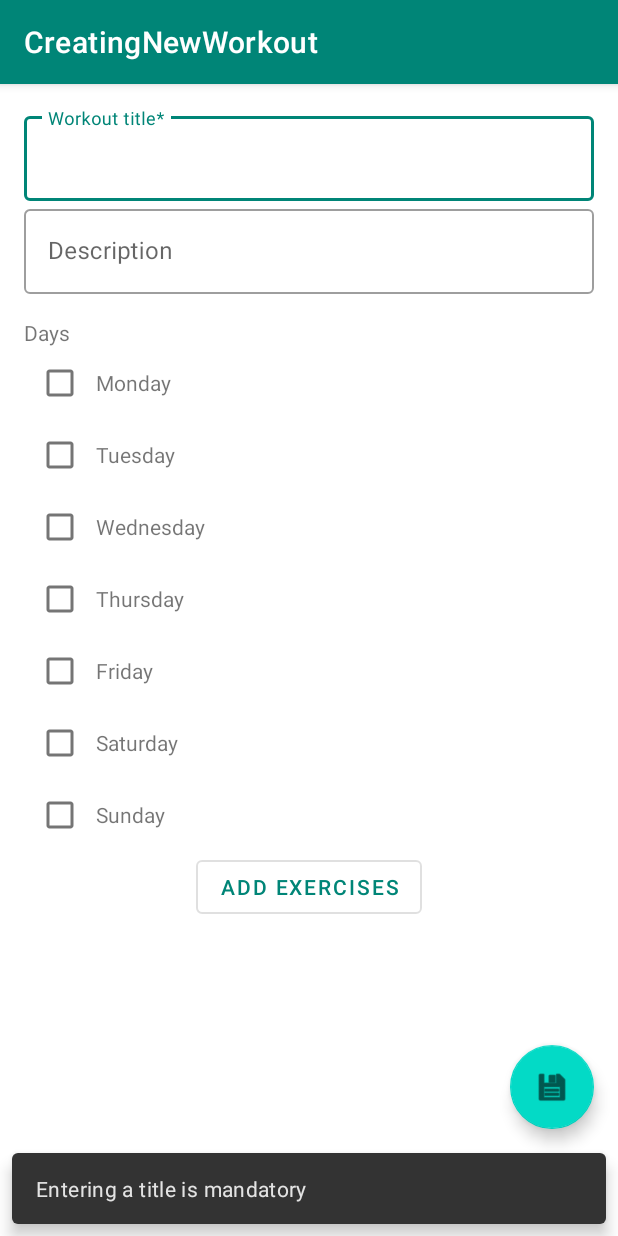
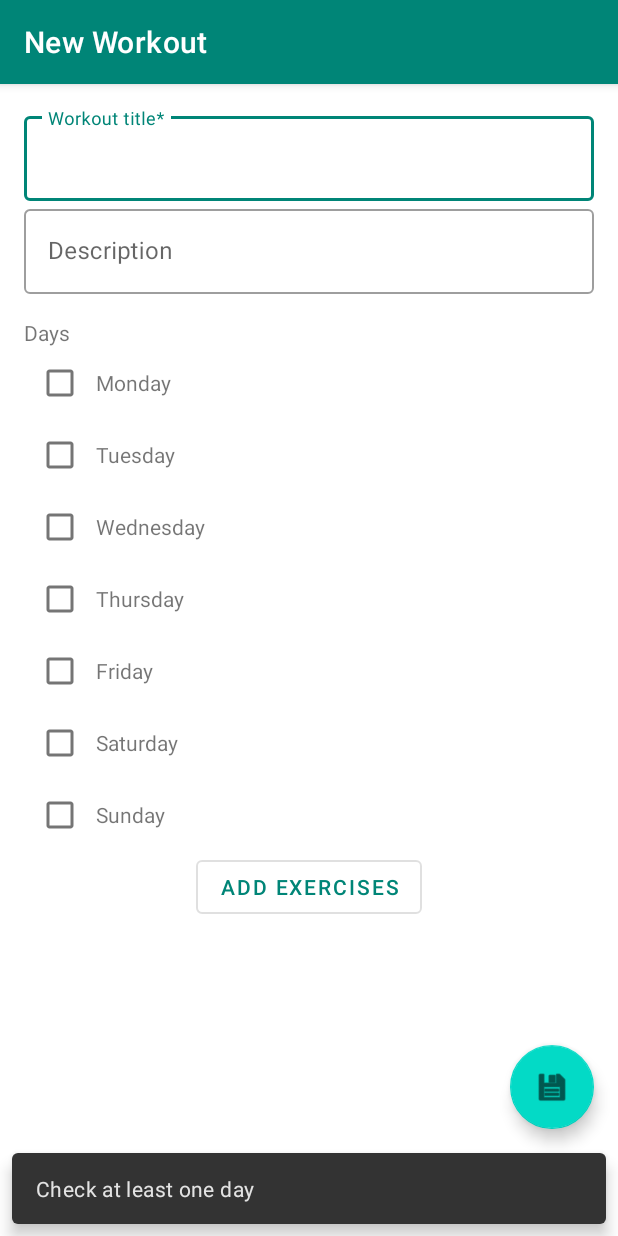
Before and after one commit to FrankHerranz/PrettyNotes, an Android app: the CreatingNewWorkout screen opened directly, with no data from a screen before it, after a tap on an icon or button, on a phone screen of 412 x 824 dp. Run offline under Robolectric (Android 15) with nearby library versions, the phone set to English and light mode, and no system bars.

Commit message:
Finished logic of creating a new workout.

```diff
--- a/app/src/main/java/com/example/prettynotes/CreatingNewWorkout.java
+++ b/app/src/main/java/com/example/prettynotes/CreatingNewWorkout.java
@@ -10,6 +10,7 @@ import androidx.appcompat.app.AppCompatActivity;
 import androidx.appcompat.widget.Toolbar;
 
 import android.view.View;
+import android.widget.CheckBox;
 
 public class CreatingNewWorkout extends AppCompatActivity {
 
@@ -18,6 +19,7 @@ public class CreatingNewWorkout extends AppCompatActivity {
         super.onCreate(savedInstanceState);
         setContentView(R.layout.activity_creating_new_workout);
         Toolbar toolbar = findViewById(R.id.toolbar);
+        toolbar.setTitle("New Workout");
         setSupportActionBar(toolbar);
 
         FloatingActionButton fab = findViewById(R.id.fab);
@@ -25,9 +27,28 @@ public class CreatingNewWorkout extends AppCompatActivity {
             @Override
             public void onClick(View view) {
 
-                //Check if title has been filled.
-                if(((TextInputLayout)findViewById(R.id.workout_title)).getEditText().getText().toString().isEmpty())
-                    Snackbar.make(view, "Entering a title is mandatory", Snackbar.LENGTH_LONG)
+            /*The workout can be saved if the following requisites are met:
+            It has a title  -- Done!
+            At least one of the days is checked -- TBD
+            There is at least one exercise -- TBD*/
+
+
+
+            if(((TextInputLayout)findViewById(R.id.workout_title)).getEditText().getText()
+                    .toString().isEmpty())
+                Snackbar.make(view, "Enter a title", Snackbar.LENGTH_LONG)
+                    .setAction("Action", null).show();
+
+            if (!(((CheckBox)findViewById(R.id.checkbox_monday)).isChecked()
+                    || ((CheckBox)findViewById(R.id.checkbox_tuesday)).isChecked()
+                    || ((CheckBox)findViewById(R.id.checkbox_wednesday)).isChecked()
+                    || ((CheckBox)findViewById(R.id.checkbox_thursday)).isChecked()
+                    || ((CheckBox)findViewById(R.id.checkbox_friday)).isChecked()
+                    || ((CheckBox)findViewById(R.id.checkbox_saturday)).isChecked()
+                    || ((CheckBox)findViewById(R.id.checkbox_sunday)).isChecked()
+
+            ))
+                Snackbar.make(view, "Check at least one day", Snackbar.LENGTH_LONG)
                         .setAction("Action", null).show();
             }
         });
--- a/app/src/main/res/layout/content_creating_new_workout.xml
+++ b/app/src/main/res/layout/content_creating_new_workout.xml
@@ -49,6 +49,7 @@
         android:layout_height="wrap_content"
         android:layout_width="wrap_content">
         <CheckBox
+            android:id="@+id/checkbox_monday"
             android:layout_width="wrap_content"
             android:layout_height="wrap_content"/>
 
@@ -64,6 +65,7 @@
         android:layout_height="wrap_content"
         android:layout_width="wrap_content">
         <CheckBox
+            android:id="@+id/checkbox_tuesday"
             android:layout_width="wrap_content"
             android:layout_height="wrap_content"/>
 
@@ -79,6 +81,7 @@
         android:layout_height="wrap_content"
         android:layout_width="wrap_content">
         <CheckBox
+            android:id="@+id/checkbox_wednesday"
             android:layout_width="wrap_content"
             android:layout_height="wrap_content"/>
 
@@ -94,6 +97,7 @@
         android:layout_height="wrap_content"
         android:layout_width="wrap_content">
         <CheckBox
+            android:id="@+id/checkbox_thursday"
             android:layout_width="wrap_content"
             android:layout_height="wrap_content"/>
 
@@ -109,6 +113,7 @@
         android:layout_height="wrap_content"
         android:layout_width="wrap_content">
         <CheckBox
+            android:id="@+id/checkbox_friday"
             android:layout_width="wrap_content"
             android:layout_height="wrap_content"/>
 
@@ -124,6 +129,7 @@
         android:layout_height="wrap_content"
         android:layout_width="wrap_content">
         <CheckBox
+            android:id="@+id/checkbox_saturday"
             android:layout_width="wrap_content"
             android:layout_height="wrap_content"/>
 
@@ -139,6 +145,7 @@
         android:layout_height="wrap_content"
         android:layout_width="wrap_content">
         <CheckBox
+            android:id="@+id/checkbox_sunday"
             android:layout_width="wrap_content"
             android:layout_height="wrap_content"/>
 
```
